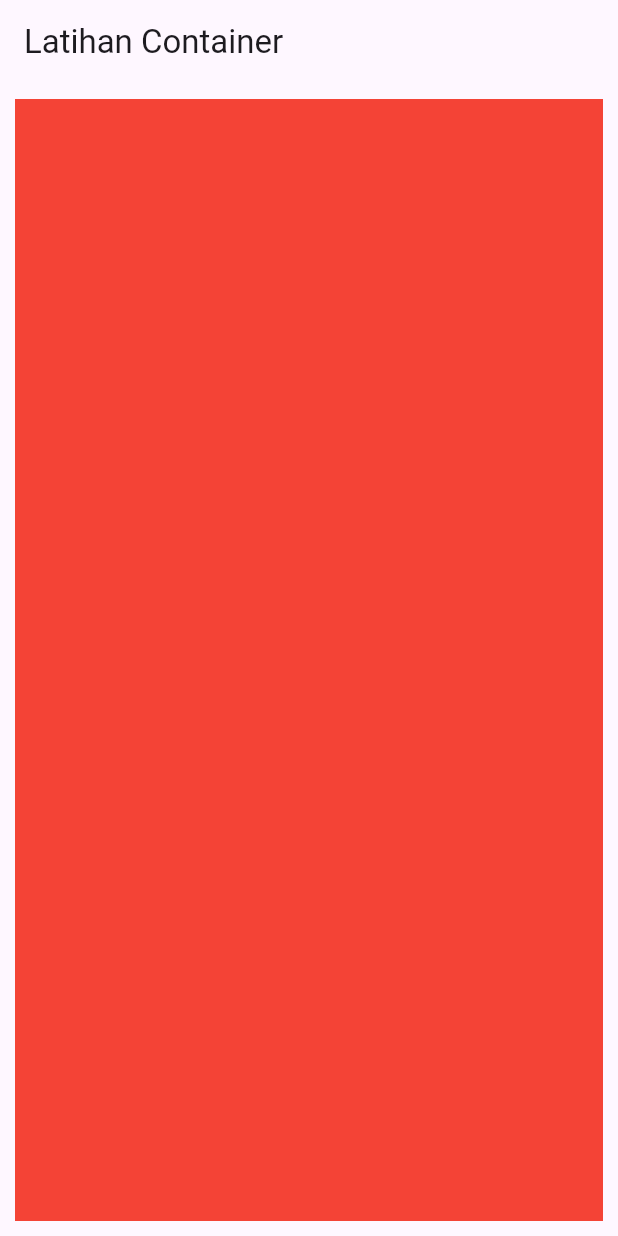
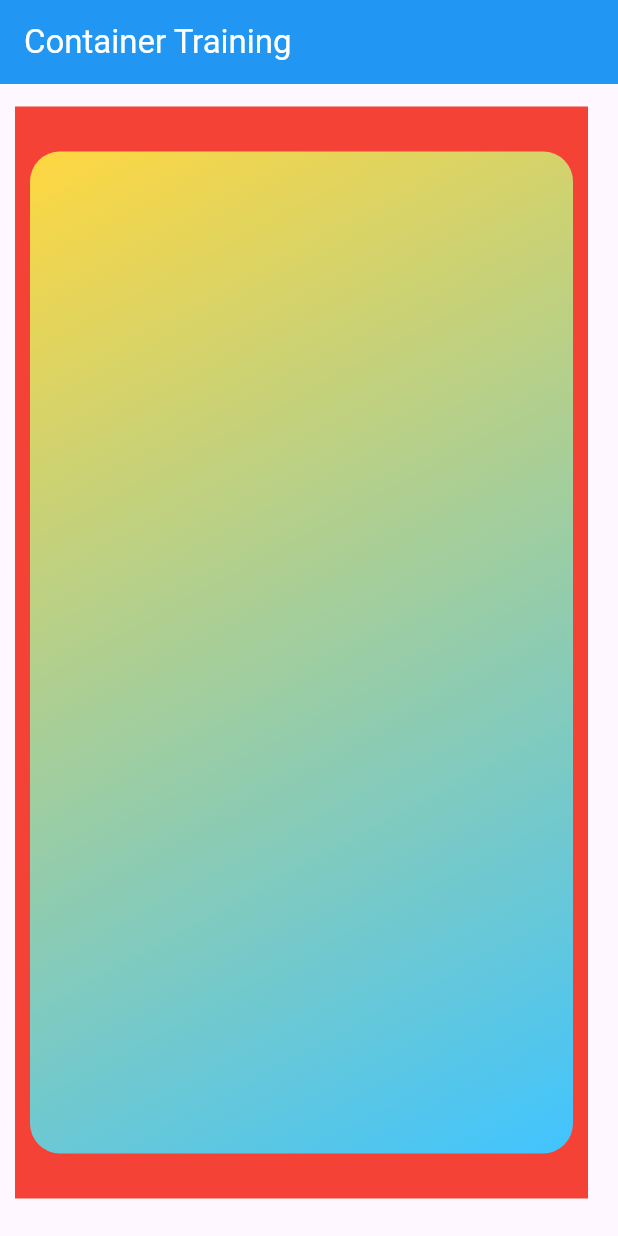
Before and after one commit to ahmadromadhani007/FlutterCode, a Flutter app: the screen it shows after launch, on a phone screen of 412 x 824 dp. Run offline on Flutter 3.47's test engine with Material 3 defaults, Android fonts, the phone set to English and light mode, and no system bars.

Commit message:
train_containers

```diff
--- a/flutter_basic/latihan_container/lib/main.dart
+++ b/flutter_basic/latihan_container/lib/main.dart
@@ -8,9 +8,32 @@
   @override
   Widget build(BuildContext context) {
     return MaterialApp(
+      title: 'Container Training',
+      theme: ThemeData(
+        appBarTheme: AppBarTheme(
+          backgroundColor: Colors.blue,
+          foregroundColor: Colors.white,
+        ),
+      ),
       home: Scaffold(
-        appBar: AppBar(title: Text("Latihan Container")),
-        body: Container(color: Colors.red, margin: EdgeInsets.all(10)),
+        appBar: AppBar(title: Text("Container Training")),
+        body: Container(
+          color: Colors.red,
+          margin: EdgeInsets.fromLTRB(10, 15, 20, 25),
+          padding: EdgeInsets.only(bottom: 20, top: 20),
+          child: Container(
+            // color: Colors.blueAccent,
+            margin: EdgeInsets.all(10),
+            decoration: BoxDecoration(
+              borderRadius: BorderRadius.circular(20),
+              gradient: LinearGradient(
+                begin: Alignment.topLeft,
+                end: Alignment.bottomRight,
+                colors: <Color>[Colors.amberAccent, Colors.lightBlueAccent],
+              ),
+            ),
+          ),
+        ),
       ),
     );
   }
```
